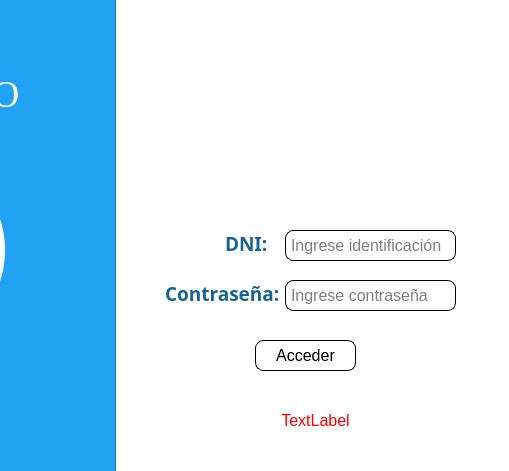
Old version of the form gui/login.ui in the repository DeiviHerreraDiaz09/Student-Management-Project; both pictures show x 295 to 804 and y 0 to 471 of the 804 by 471 pixel window.
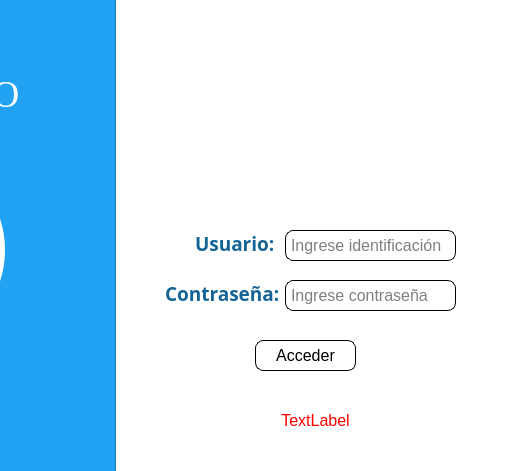
New version of the form. Icons and pictures are not drawn.

Commit message: FEAT: Logic modification Login

```diff
--- a/gui/login.ui
+++ b/gui/login.ui
@@ -20,9 +20,9 @@
   <widget class="QLabel" name="label_3">
    <property name="geometry">
     <rect>
-     <x>520</x>
+     <x>490</x>
      <y>230</y>
-     <width>51</width>
+     <width>91</width>
      <height>21</height>
     </rect>
    </property>
@@ -36,7 +36,7 @@
     <string notr="true">color: rgb(0, 0, 0);</string>
    </property>
    <property name="text">
-    <string>&lt;html&gt;&lt;head/&gt;&lt;body&gt;&lt;p&gt;&lt;span style=&quot; font-size:14pt; font-weight:600; color:#146496;&quot;&gt;DNI:&lt;/span&gt;&lt;/p&gt;&lt;/body&gt;&lt;/html&gt;</string>
+    <string>&lt;html&gt;&lt;head/&gt;&lt;body&gt;&lt;p&gt;&lt;span style=&quot; font-size:14pt; font-weight:600; color:#146496;&quot;&gt;Usuario:&lt;/span&gt;&lt;/p&gt;&lt;/body&gt;&lt;/html&gt;</string>
    </property>
   </widget>
   <widget class="QLabel" name="label_4">
```
Left out of the diff: 6 changed lines with no effect on the pictures. The commit also changes 5 other files.
